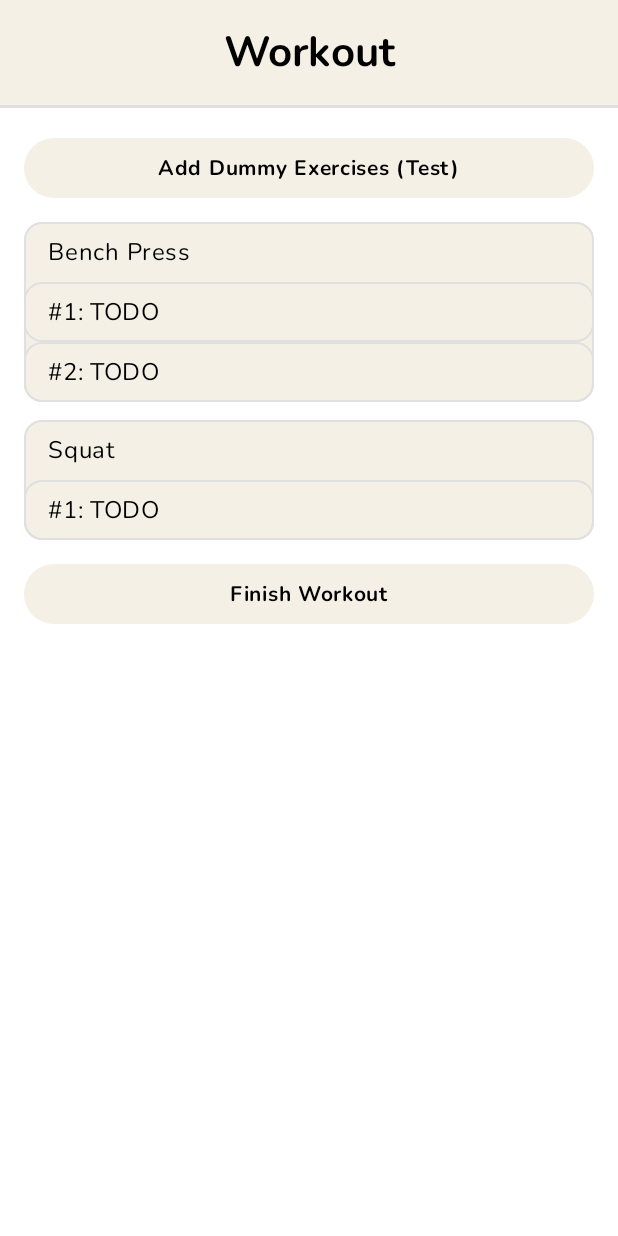
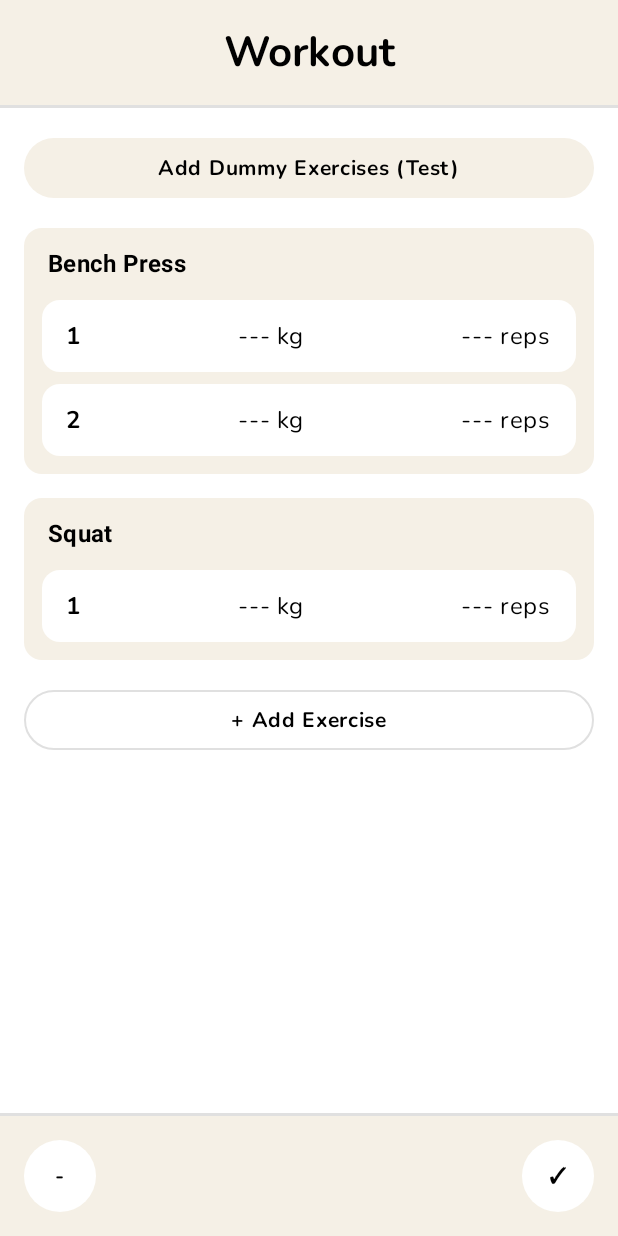
Before and after one commit to aliien15/ALift-App, an Android app built with Jetpack Compose: the screen it shows after launch (MainActivity), after a tap on "Add Dummy Exercises (Test)", on a phone screen of 412 x 824 dp. Run offline under Robolectric (Android 15) with nearby library versions, the phone set to English and light mode, and no system bars; our stand-ins replace Room's generated code.

Commit message:
feat: improved how the active workout UI looks

```diff
--- a/app/src/main/java/com/me/aliftapp/ui/workout/WorkoutScreen.kt
+++ b/app/src/main/java/com/me/aliftapp/ui/workout/WorkoutScreen.kt
@@ -2,11 +2,15 @@ package com.me.aliftapp.ui.workout
 
 import androidx.compose.foundation.background
 import androidx.compose.foundation.layout.*
+import androidx.compose.foundation.rememberScrollState
+import androidx.compose.foundation.shape.CircleShape
+import androidx.compose.foundation.verticalScroll
 import androidx.compose.material3.*
 import androidx.compose.runtime.Composable
 import androidx.compose.runtime.getValue
 import androidx.compose.ui.Alignment
 import androidx.compose.ui.Modifier
+import androidx.compose.ui.text.font.FontWeight
 import androidx.compose.ui.unit.dp
 import androidx.lifecycle.compose.collectAsStateWithLifecycle
 
@@ -14,7 +18,8 @@ import androidx.lifecycle.compose.collectAsStateWithLifecycle
 fun WorkoutScreen(viewModel: ActiveWorkoutViewModel) {
     val workout by viewModel.workoutState.collectAsStateWithLifecycle()
 
-    Column(modifier = Modifier.fillMaxSize()) {
+    Column(modifier = Modifier.fillMaxSize().background(MaterialTheme.colorScheme.background)) {
+        // Top Header
         Box(
             Modifier.fillMaxWidth()
                 .background(MaterialTheme.colorScheme.surfaceVariant)
@@ -31,12 +36,17 @@ fun WorkoutScreen(viewModel: ActiveWorkoutViewModel) {
 
         HorizontalDivider(thickness = 2.dp, color = MaterialTheme.colorScheme.outlineVariant)
 
+        // Middle Scrollable Content
         Column(
             modifier =
-                Modifier.fillMaxSize()
-                    .background(MaterialTheme.colorScheme.background)
+                Modifier.fillMaxWidth()
+                    .weight(
+                        1f
+                    ) // This forces the column to take all remaining space, pushing the bottom
+                    // button down
+                    .verticalScroll(rememberScrollState())
                     .padding(16.dp),
-            verticalArrangement = Arrangement.spacedBy(12.dp),
+            verticalArrangement = Arrangement.spacedBy(16.dp),
         ) {
             // Button made for testing, not meant to go on production
             Button(
@@ -51,33 +61,51 @@ fun WorkoutScreen(viewModel: ActiveWorkoutViewModel) {
                 Text("Add Dummy Exercises (Test)")
             }
 
+            // Exercise Boxes
             workout
                 ?.workoutSets
                 ?.groupBy { it.exerciseName }
                 ?.let { groupedSets ->
                     for ((exerciseName, workoutSets) in groupedSets) {
-                        OutlinedCard(modifier = Modifier.fillMaxWidth()) {
+                        Card(
+                            modifier = Modifier.fillMaxWidth(),
+                            colors =
+                                CardDefaults.cardColors(
+                                    containerColor = MaterialTheme.colorScheme.surfaceVariant
+                                ),
+                        ) {
+                            Column(
+                                modifier = Modifier.padding(12.dp),
+                                verticalArrangement = Arrangement.spacedBy(8.dp),
+                            ) {
+                                Text(
+                                    text = exerciseName,
+                                    style = MaterialTheme.typography.titleMedium,
+                                    fontWeight = FontWeight.Bold,
+                                    modifier = Modifier.padding(start = 4.dp, bottom = 4.dp),
+                                )
+
+                                var setCounter = 1
+                                for (workoutSet in workoutSets) {
+                                    Card(
+                                        modifier = Modifier.fillMaxWidth(),
+                                        colors =
+                                            CardDefaults.cardColors(
+                                                containerColor =
+                                                    MaterialTheme.colorScheme
+                                                        .background // Contrast for inner boxes
+                                            ),
+                                    ) {
                                         Row(
                                             modifier =
                                                 Modifier.fillMaxWidth()
-                                        .padding(horizontal = 16.dp, vertical = 8.dp),
+                                                    .padding(horizontal = 16.dp, vertical = 12.dp),
                                             horizontalArrangement = Arrangement.SpaceBetween,
                                             verticalAlignment = Alignment.CenterVertically,
                                         ) {
-                                Text(text = exerciseName)
-                            }
-
-                            var setCounter = 1
-                            for (workoutSet in workoutSets) {
-                                OutlinedCard(modifier = Modifier.fillMaxWidth()) {
-                                    Row(
-                                        modifier =
-                                            Modifier.fillMaxWidth()
-                                                .padding(horizontal = 16.dp, vertical = 8.dp),
-                                        horizontalArrangement = Arrangement.SpaceBetween,
-                                        verticalAlignment = Alignment.CenterVertically,
-                                    ) {
-                                        Text(text = "#${setCounter}: TODO")
+                                            Text(text = "$setCounter", fontWeight = FontWeight.Bold)
+                                            Text(text = "--- kg")
+                                            Text(text = "--- reps")
                                         }
                                     }
                                     setCounter++
@@ -85,22 +113,67 @@ fun WorkoutScreen(viewModel: ActiveWorkoutViewModel) {
                             }
                         }
                     }
+                }
+
+            // New Add Exercise Button
+            OutlinedButton(
+                onClick = { /* TODO: Add exercise searching sub-menu */ },
+                modifier = Modifier.fillMaxWidth(),
+            ) {
+                Text("+ Add Exercise")
+            }
+        }
+
+        HorizontalDivider(thickness = 2.dp, color = MaterialTheme.colorScheme.outlineVariant)
+
+        // Fixed Bottom Area
+        Box(
+            modifier =
+                Modifier.fillMaxWidth()
+                    .background(MaterialTheme.colorScheme.surfaceVariant)
+                    .navigationBarsPadding()
+                    .padding(16.dp)
+        ) {
+            Row(
+                modifier = Modifier.fillMaxWidth(),
+                horizontalArrangement = Arrangement.SpaceBetween,
+            ) {
+                Button(
+                    onClick = {
+                        // TODO: discard workout and back to the main menu with confirmation menu
+                    },
+                    modifier = Modifier.size(48.dp),
+                    shape = CircleShape,
+                    contentPadding = PaddingValues(0.dp),
+                    colors =
+                        ButtonDefaults.buttonColors(
+                            containerColor = MaterialTheme.colorScheme.background,
+                            contentColor = MaterialTheme.colorScheme.onPrimary,
+                        ),
+                ) {
+                    Text("-")
+                }
 
                 Button(
                     onClick = {
                         workout?.session?.let { activeSession ->
                             viewModel.finishSession(activeSession)
                         }
+
+                        // TODO: Confirmation screen with workout finishing screen
                     },
-                modifier = Modifier.fillMaxWidth(),
+                    modifier = Modifier.size(48.dp),
+                    shape = CircleShape,
+                    contentPadding = PaddingValues(0.dp),
                     colors =
                         ButtonDefaults.buttonColors(
-                        containerColor = MaterialTheme.colorScheme.surface,
-                        contentColor = MaterialTheme.colorScheme.onSurface,
+                            containerColor = MaterialTheme.colorScheme.background,
+                            contentColor = MaterialTheme.colorScheme.onPrimary,
                         ),
                 ) {
-                Text("Finish Workout")
+                    Text("✓")
                 }
             }
         }
     }
+}
```
Lines whose indentation alone changed are shown as unchanged.
